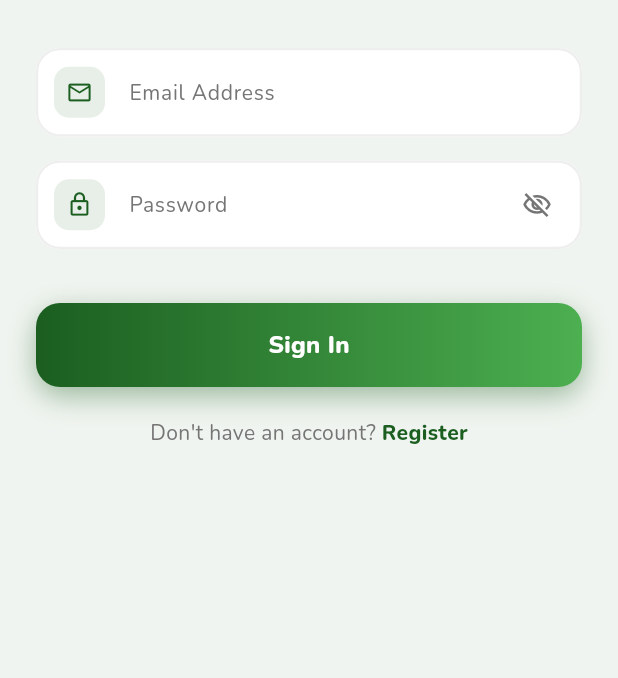
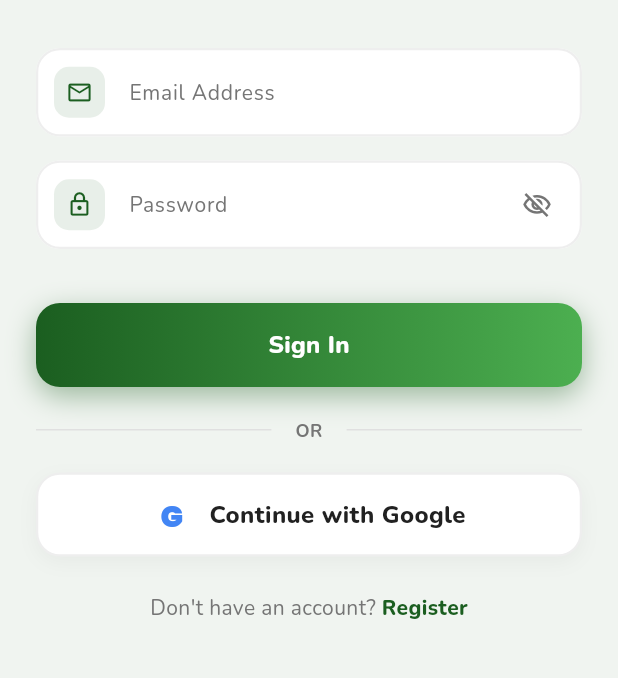
Before and after one commit to AshikurRahman848/namaz_alert, a Flutter app: the screen it shows after launch, on a phone screen of 412 x 824 dp, the part 483-1161 px from its top. Run offline on Flutter 3.47's test engine with Material 3 defaults, Android fonts, the phone set to English and light mode, and no system bars; drawn by our look-alikes of flutter_animate; our stand-ins replace cloud_firestore, dio, firebase_auth, firebase_core, firebase_messaging, flutter_local_notifications and 5 more; accounts and stored records are empty.

Commit message:
sign in with google

```diff
--- a/lib/features/auth/view/login_screen.dart
+++ b/lib/features/auth/view/login_screen.dart
@@ -165,6 +165,37 @@ class _LoginScreenState extends State<LoginScreen> {
 
                         const SizedBox(height: 20),
 
+                        // OR Divider
+                        Row(
+                          children: [
+                            Expanded(child: Divider(color: Colors.grey.shade300)),
+                            Padding(
+                              padding: const EdgeInsets.symmetric(horizontal: 16),
+                              child: Text(
+                                'OR',
+                                style: GoogleFonts.nunito(
+                                  color: AppColors.textGrey,
+                                  fontWeight: FontWeight.w700,
+                                  fontSize: 12,
+                                ),
+                              ),
+                            ),
+                            Expanded(child: Divider(color: Colors.grey.shade300)),
+                          ],
+                        ).animate(delay: 450.ms).fadeIn(),
+
+                        const SizedBox(height: 20),
+
+                        // Google Sign-In button
+                        Obx(() => _GoogleSignInButton(
+                              onPressed: _auth.isLoading.value
+                                  ? null
+                                  : _auth.signInWithGoogle,
+                              isLoading: _auth.isLoading.value,
+                            )).animate(delay: 500.ms).slideY(begin: 0.2).fadeIn(),
+
+                        const SizedBox(height: 24),
+
                         // Register link
                         Row(
                           mainAxisAlignment: MainAxisAlignment.center,
@@ -185,7 +216,7 @@ class _LoginScreenState extends State<LoginScreen> {
                               ),
                             ),
                           ],
-                        ).animate(delay: 500.ms).fadeIn(),
+                        ).animate(delay: 550.ms).fadeIn(),
                       ],
                     ),
                   ),
@@ -346,7 +377,40 @@ class _RegisterScreenState extends State<RegisterScreen> {
                             .animate()
                             .slideY(begin: 0.2, delay: 500.ms)
                             .fadeIn(),
+
                         const SizedBox(height: 20),
+
+                        // OR Divider
+                        Row(
+                          children: [
+                            Expanded(child: Divider(color: Colors.grey.shade300)),
+                            Padding(
+                              padding: const EdgeInsets.symmetric(horizontal: 16),
+                              child: Text(
+                                'OR',
+                                style: GoogleFonts.nunito(
+                                  color: AppColors.textGrey,
+                                  fontWeight: FontWeight.w700,
+                                  fontSize: 12,
+                                ),
+                              ),
+                            ),
+                            Expanded(child: Divider(color: Colors.grey.shade300)),
+                          ],
+                        ).animate(delay: 550.ms).fadeIn(),
+
+                        const SizedBox(height: 20),
+
+                        // Google Sign-In button
+                        Obx(() => _GoogleSignInButton(
+                              onPressed: _auth.isLoading.value
+                                  ? null
+                                  : _auth.signInWithGoogle,
+                              isLoading: _auth.isLoading.value,
+                            )).animate(delay: 600.ms).slideY(begin: 0.2).fadeIn(),
+
+                        const SizedBox(height: 24),
+
                         Row(
                           mainAxisAlignment: MainAxisAlignment.center,
                           children: [
@@ -362,7 +426,7 @@ class _RegisterScreenState extends State<RegisterScreen> {
                                   )),
                             ),
                           ],
-                        ).animate(delay: 600.ms).fadeIn(),
+                        ).animate(delay: 650.ms).fadeIn(),
                       ],
                     ),
                   ),
@@ -565,3 +629,78 @@ class _GradientButton extends StatelessWidget {
     );
   }
 }
+
+class _GoogleSignInButton extends StatelessWidget {
+  final VoidCallback? onPressed;
+  final bool isLoading;
+
+  const _GoogleSignInButton({
+    required this.onPressed,
+    this.isLoading = false,
+  });
+
+  @override
+  Widget build(BuildContext context) {
+    return GestureDetector(
+      onTap: onPressed,
+      child: Container(
+        height: 56,
+        decoration: BoxDecoration(
+          color: Colors.white,
+          borderRadius: BorderRadius.circular(16),
+          border: Border.all(color: Colors.grey.shade200, width: 1.5),
+          boxShadow: [
+            BoxShadow(
+              color: Colors.black.withValues(alpha: 0.04),
+              blurRadius: 10,
+              offset: const Offset(0, 4),
+            ),
+          ],
+        ),
+        child: Center(
+          child: isLoading
+              ? const SizedBox(
+                  height: 22,
+                  width: 22,
+                  child: CircularProgressIndicator(
+                    color: AppColors.primary,
+                    strokeWidth: 2.5,
+                  ),
+                )
+              : Row(
+                  mainAxisAlignment: MainAxisAlignment.center,
+                  children: [
+                    Container(
+                      width: 26,
+                      height: 26,
+                      decoration: const BoxDecoration(
+                        shape: BoxShape.circle,
+                        color: Colors.white,
+                      ),
+                      child: Center(
+                        child: Text(
+                          'G',
+                          style: GoogleFonts.poppins(
+                            fontSize: 20,
+                            fontWeight: FontWeight.w900,
+                            color: const Color(0xFF4285F4),
+                          ),
+                        ),
+                      ),
+                    ),
+                    const SizedBox(width: 12),
+                    Text(
+                      'Continue with Google',
+                      style: GoogleFonts.nunito(
+                        fontSize: 16,
+                        fontWeight: FontWeight.w800,
+                        color: AppColors.textDark,
+                      ),
+                    ),
+                  ],
+                ),
+        ),
+      ),
+    );
+  }
+}
--- a/pubspec.yaml
+++ b/pubspec.yaml
@@ -78,6 +78,7 @@ dependencies:
   firebase_auth: ^5.3.1
   cloud_firestore: ^5.4.4
   firebase_messaging: ^15.1.3
+  google_sign_in: ^6.2.2
 
 dev_dependencies:
   flutter_test:
```
Also changed, not shown: lib/features/auth/controller/auth_controller.dart (+69 -0 lines), firebase.json, lib/core/firebase/firebase_options.dart, pubspec.lock, 5 other files.
